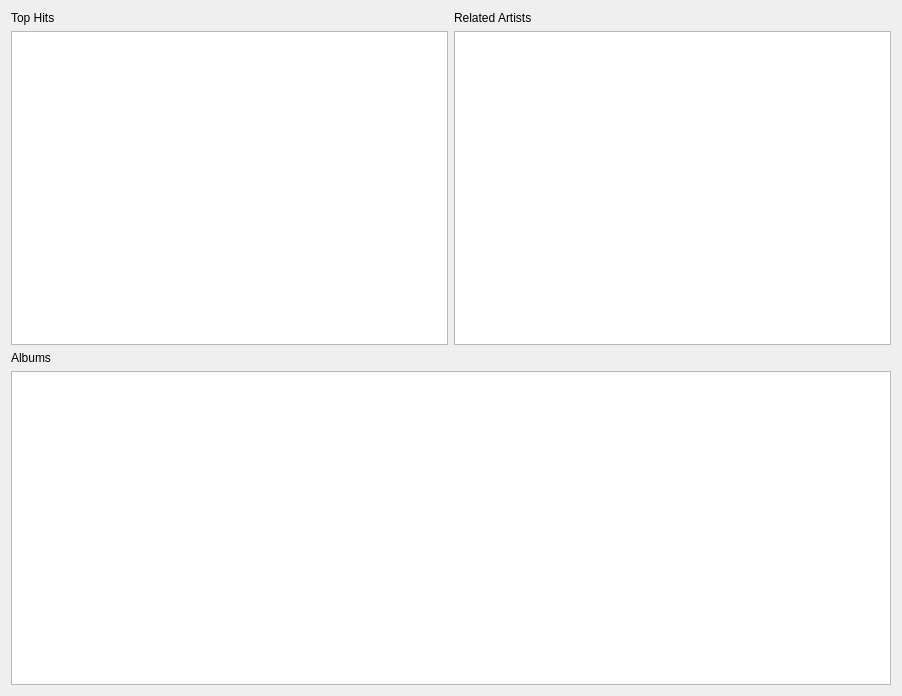
This is src/libtomahawk/widgets/infowidgets/ArtistInfoWidget.ui in tomahawk-player/tomahawk as Qt 5 draws it before an edit. The edited form follows.
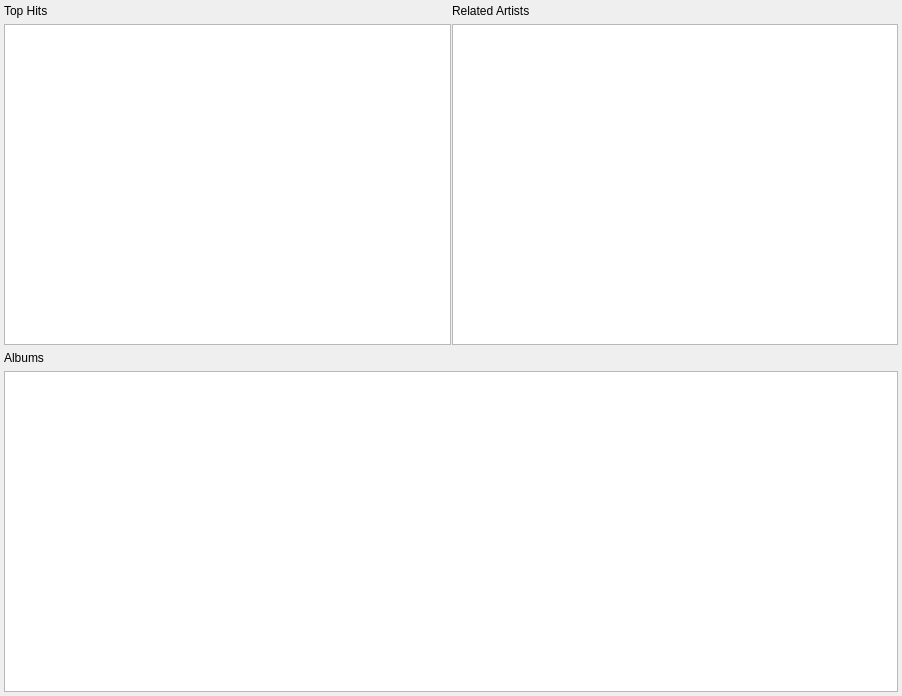
This is the edited form. Custom widgets are drawn as their Qt base class.

Commit message: Use QSplitter to get a 1px handle to avoid merging different alternate-color rows

The edit to the form file:
```diff
--- a/src/libtomahawk/widgets/infowidgets/ArtistInfoWidget.ui
+++ b/src/libtomahawk/widgets/infowidgets/ArtistInfoWidget.ui
@@ -14,9 +14,18 @@
    <string>Form</string>
   </property>
   <layout class="QVBoxLayout" name="verticalLayout_4" stretch="3,3">
+   <property name="margin">
+    <number>4</number>
+   </property>
    <item>
-    <layout class="QHBoxLayout" name="horizontalLayout">
-     <item>
+    <widget class="QSplitter" name="splitter">
+     <property name="orientation">
+      <enum>Qt::Horizontal</enum>
+     </property>
+     <property name="handleWidth">
+      <number>1</number>
+     </property>
+     <widget class="QWidget" name="">
       <layout class="QVBoxLayout" name="verticalLayout_2">
        <item>
         <widget class="HeaderLabel" name="label">
@@ -29,8 +38,8 @@
         <widget class="PlaylistView" name="topHits"/>
        </item>
       </layout>
-     </item>
-     <item>
+     </widget>
+     <widget class="QWidget" name="">
       <layout class="QVBoxLayout" name="verticalLayout_3">
        <item>
         <widget class="HeaderLabel" name="label_2">
@@ -43,8 +52,8 @@
         <widget class="ArtistView" name="relatedArtists"/>
        </item>
       </layout>
-     </item>
-    </layout>
+     </widget>
+    </widget>
    </item>
    <item>
     <layout class="QVBoxLayout" name="verticalLayout">
@@ -63,6 +72,11 @@
   </layout>
  </widget>
  <customwidgets>
+  <customwidget>
+   <class>PlaylistView</class>
+   <extends>QTreeView</extends>
+   <header>playlist/playlistview.h</header>
+  </customwidget>
   <customwidget>
    <class>HeaderLabel</class>
    <extends>QLabel</extends>
@@ -73,11 +87,6 @@
    <extends>QTreeView</extends>
    <header location="global">artistview.h</header>
   </customwidget>
-  <customwidget>
-   <class>PlaylistView</class>
-   <extends>QTreeView</extends>
-   <header location="global">playlistview.h</header>
-  </customwidget>
  </customwidgets>
  <resources/>
  <connections/>
```
